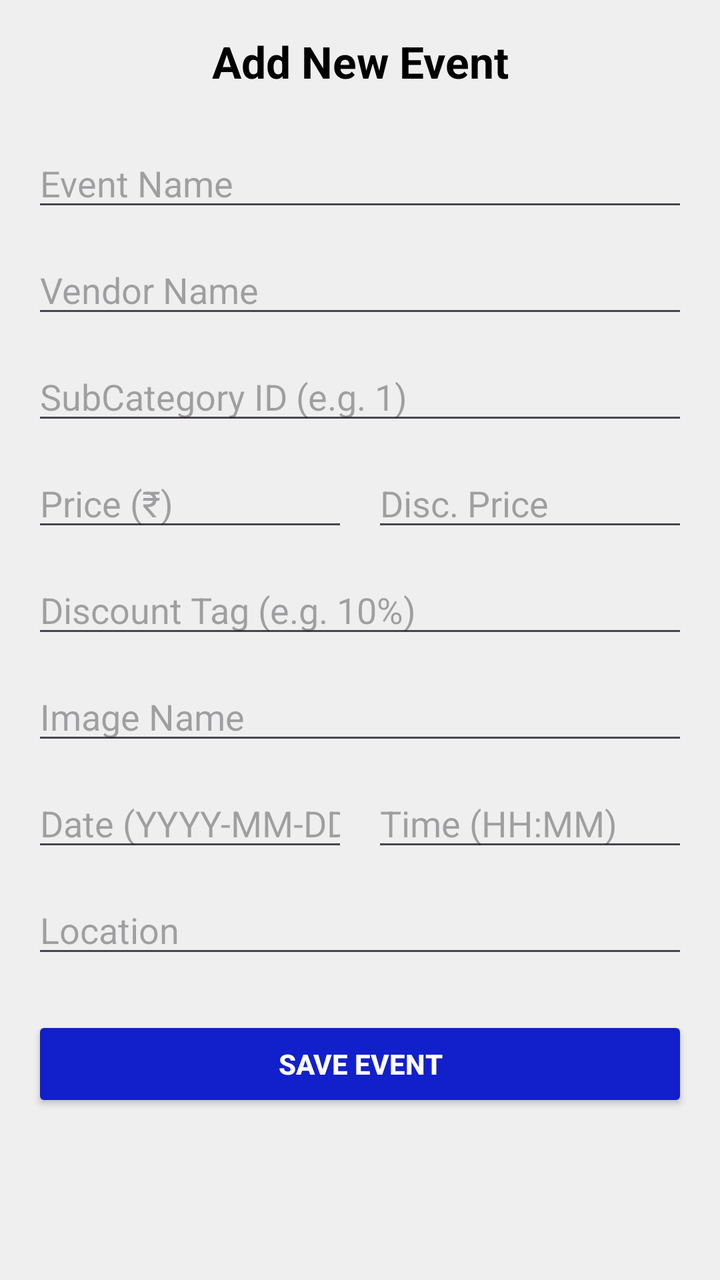
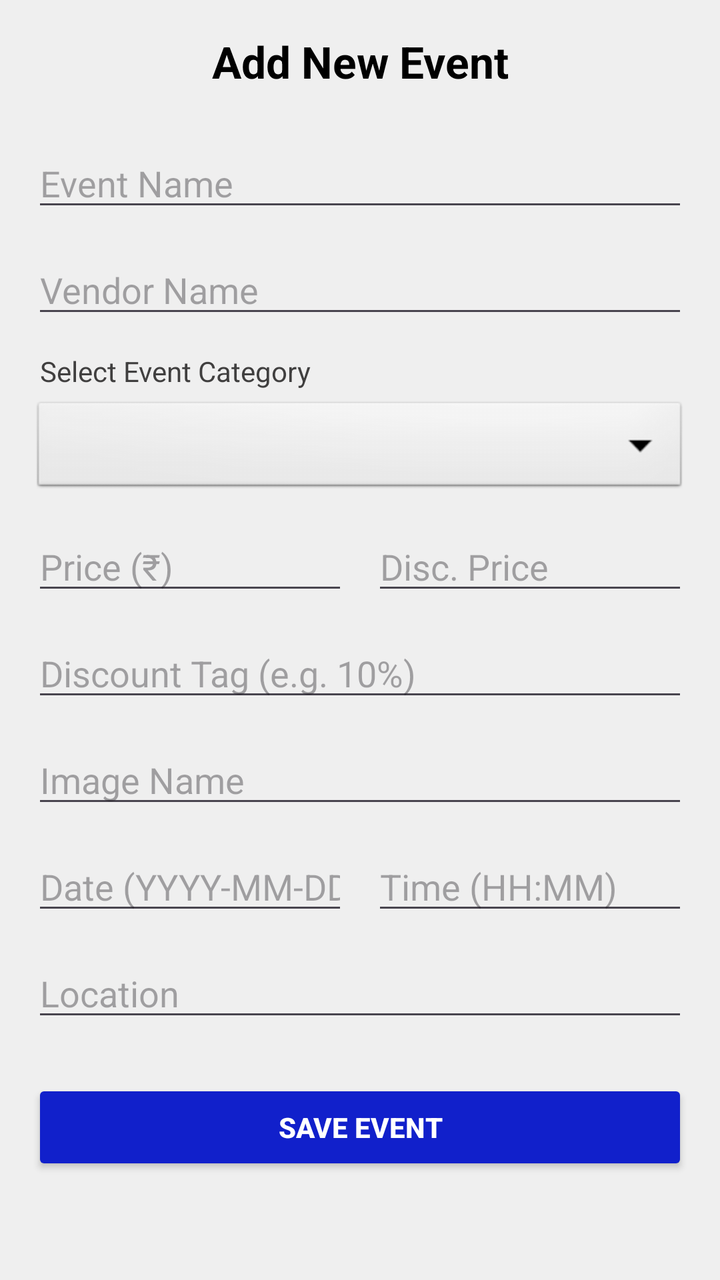

Compare the two renders of this Android layout. The source of the first and the diff that turns it into the second are given below.
<!-- AndroidManifest.xml: application theme Theme.Festive_Hub -->
<!-- res/layout/activity_event_add_edit.xml -->
<?xml version="1.0" encoding="utf-8"?>
<ScrollView xmlns:android="http://schemas.android.com/apk/res/android"
    android:layout_width="match_parent"
    android:layout_height="match_parent"
    android:background="@color/of_white">

    <LinearLayout
        android:layout_width="match_parent"
        android:layout_height="wrap_content"
        android:orientation="vertical"
        android:padding="16dp">

        <TextView
            android:id="@+id/title_add_edit_event"
            android:layout_width="match_parent"
            android:layout_height="wrap_content"
            android:text="Add New Event"
            android:textSize="22sp"
            android:textColor="@color/black"
            android:textStyle="bold"
            android:gravity="center"
            android:layout_marginBottom="16dp" />

        <EditText
            android:id="@+id/et_event_name"
            android:layout_width="match_parent"
            android:layout_height="wrap_content"
            android:hint="Event Name"
            android:inputType="text"
            android:layout_marginTop="8dp" />

        <EditText
            android:id="@+id/et_vendor_name"
            android:layout_width="match_parent"
            android:layout_height="wrap_content"
            android:hint="Vendor Name"
            android:inputType="text"
            android:layout_marginTop="12dp" />

        <EditText
            android:id="@+id/et_scid"
            android:layout_width="match_parent"
            android:layout_height="wrap_content"
            android:hint="SubCategory ID (e.g. 1)"
            android:inputType="number"
            android:layout_marginTop="12dp" />

        <LinearLayout
            android:layout_width="match_parent"
            android:layout_height="wrap_content"
            android:orientation="horizontal"
            android:layout_marginTop="12dp">

            <EditText
                android:id="@+id/et_event_price"
                android:layout_width="0dp"
                android:layout_weight="1"
                android:layout_height="wrap_content"
                android:hint="Price (₹)"
                android:inputType="numberDecimal"
                android:layout_marginEnd="6dp" />

            <EditText
                android:id="@+id/et_event_disc_price"
                android:layout_width="0dp"
                android:layout_weight="1"
                android:layout_height="wrap_content"
                android:hint="Disc. Price"
                android:inputType="numberDecimal"
                android:layout_marginStart="6dp" />
        </LinearLayout>

        <EditText
            android:id="@+id/et_event_discount"
            android:layout_width="match_parent"
            android:layout_height="wrap_content"
            android:hint="Discount Tag (e.g. 10%)"
            android:inputType="text"
            android:layout_marginTop="12dp" />

        <EditText
            android:id="@+id/et_event_image_url"
            android:layout_width="match_parent"
            android:layout_height="wrap_content"
            android:hint="Image Name"
            android:inputType="text"
            android:layout_marginTop="12dp" />
            
        <LinearLayout
            android:layout_width="match_parent"
            android:layout_height="wrap_content"
            android:orientation="horizontal"
            android:layout_marginTop="12dp">

            <EditText
                android:id="@+id/et_event_date"
                android:layout_width="0dp"
                android:layout_weight="1"
                android:layout_height="wrap_content"
                android:hint="Date (YYYY-MM-DD)"
                android:inputType="date"
                android:layout_marginEnd="6dp" />

            <EditText
                android:id="@+id/et_event_time"
                android:layout_width="0dp"
                android:layout_weight="1"
                android:layout_height="wrap_content"
                android:hint="Time (HH:MM)"
                android:inputType="time"
                android:layout_marginStart="6dp" />
        </LinearLayout>
        
        <EditText
            android:id="@+id/et_event_location"
            android:layout_width="match_parent"
            android:layout_height="wrap_content"
            android:hint="Location"
            android:inputType="text"
            android:layout_marginTop="12dp" />

        <androidx.appcompat.widget.AppCompatButton
            android:id="@+id/btn_save_event"
            android:layout_width="match_parent"
            android:layout_height="wrap_content"
            android:text="Save Event"
            android:textColor="@color/white"
            android:backgroundTint="@color/blue"
            android:textStyle="bold"
            android:padding="12dp"
            android:layout_marginTop="24dp"
            android:layout_marginBottom="24dp" />

    </LinearLayout>
</ScrollView>
<!-- resources referenced by this layout -->
<resources>
  <color name="black">#FF000000</color>
  <color name="blue">#1120CB</color>
  <color name="of_white">#EFEFEF</color>
  <color name="white">#FFFFFFFF</color>
  <style name="Theme.Festive_Hub" parent="Base.Theme.Festive_Hub">
      
      <item name="android:navigationBarColor">@android:color/transparent</item>
      <item name="android:statusBarColor">@android:color/transparent</item>
      <item name="android:windowLightStatusBar">?attr/isLightTheme</item>
    </style>
  <style name="Base.Theme.Festive_Hub" parent="Theme.Material3.DayNight.NoActionBar">
          
          
      </style>
</resources>

<!-- the commit's change to res/layout/activity_event_add_edit.xml (unified diff, before → after) -->
@@ -37,13 +37,20 @@
             android:inputType="text"
             android:layout_marginTop="12dp" />
 
-        <EditText
-            android:id="@+id/et_scid"
+        <TextView
             android:layout_width="match_parent"
             android:layout_height="wrap_content"
-            android:hint="SubCategory ID (e.g. 1)"
-            android:inputType="number"
-            android:layout_marginTop="12dp" />
+            android:text="Select Event Category"
+            android:textColor="@color/gray"
+            android:layout_marginTop="12dp"
+            android:layout_marginStart="4dp" />
+
+        <Spinner
+            android:id="@+id/spinner_category"
+            android:layout_width="match_parent"
+            android:layout_height="50dp"
+            android:background="@android:drawable/btn_dropdown"
+            android:layout_marginTop="4dp" />
 
         <LinearLayout
             android:layout_width="match_parent"
<!-- resource entries referenced after the edit -->
@@ -2,6 +2,7 @@
 <resources>
   <color name="black">#FF000000</color>
   <color name="blue">#1120CB</color>
+  <color name="gray">#403F3F</color>
   <color name="of_white">#EFEFEF</color>
   <color name="white">#FFFFFFFF</color>
   <style name="Theme.Festive_Hub" parent="Base.Theme.Festive_Hub">
